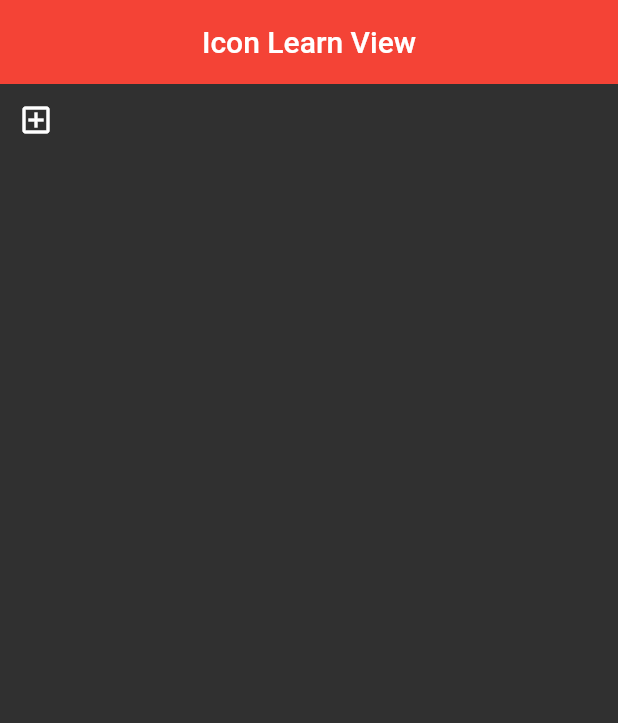
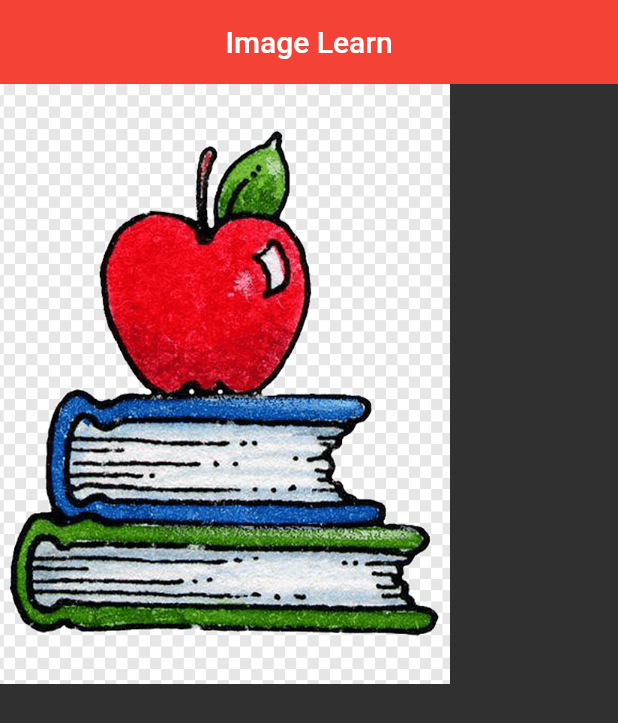
Before and after one commit to tolgaprm/TemeldenZirveyeFlutter, a Flutter app: the screen it shows after launch, on a phone screen of 412 x 824 dp. Shown: the top 723 px of the screen. Run offline on Flutter 3.47's test engine with Material 2 defaults, Android fonts, the phone set to English and light mode, and no system bars.

Commit message:
Learn stateless, Padding, Card widgets, Work with images

```diff
--- /dev/null
+++ b/lib/101/image_learn.dart
@@ -0,0 +1,42 @@
+import 'package:flutter/material.dart';
+
+class ImageLearn extends StatelessWidget {
+  const ImageLearn({super.key});
+
+  @override
+  Widget build(BuildContext context) {
+    return Scaffold(
+        appBar: AppBar(
+          title: Text('Image Learn'),
+        ),
+        body: Column(
+          children: [
+            SizedBox(
+                width: 300,
+                height: 400,
+                child: PngImage(name: ImageItems().appleWithBooks))
+          ],
+        ));
+  }
+}
+
+class ImageItems {
+  final String appleWithBooks = "apple_with_books";
+  final String foto = "foto";
+}
+
+class PngImage extends StatelessWidget {
+  const PngImage({super.key, required this.name});
+
+  final String name;
+
+  @override
+  Widget build(BuildContext context) {
+    return Image.asset(
+      _nameWithPath,
+      fit: BoxFit.cover,
+    );
+  }
+
+  String get _nameWithPath => "assets/$name.png";
+}
--- a/lib/main.dart
+++ b/lib/main.dart
@@ -1,8 +1,12 @@
 import 'package:ders1/101/Scaffold_learn.dart';
 import 'package:ders1/101/app_bar_learn.dart';
 import 'package:ders1/101/button_learn.dart';
+import 'package:ders1/101/card_learn.dart';
 import 'package:ders1/101/container_sized_box_learn.dart';
 import 'package:ders1/101/icon_learn.dart';
+import 'package:ders1/101/image_learn.dart';
+import 'package:ders1/101/padding_learn.dart';
+import 'package:ders1/101/stateless_widget_learn.dart';
 import 'package:ders1/101/text_learn_view.dart';
 import 'package:flutter/material.dart';
 
@@ -21,7 +25,7 @@ class MyApp extends StatelessWidget {
       theme: ThemeData.dark().copyWith(
           appBarTheme: const AppBarTheme(
               backgroundColor: Colors.red, elevation: 0, centerTitle: true)),
-      home: const IconLearnView(),
+      home: const ImageLearn(),
     );
   }
 }
--- a/pubspec.yaml
+++ b/pubspec.yaml
@@ -59,7 +59,9 @@ flutter:
   uses-material-design: true
 
   # To add assets to your application, add an assets section, like this:
-  # assets:
+  assets:
+    - assets/apple_with_books.png
+    - assets/foto.png
   #   - images/a_dot_burr.jpeg
   #   - images/a_dot_ham.jpeg
 
```
Also changed, not shown: lib/101/card_learn.dart (added, +69 -0 lines), lib/101/padding_learn.dart (added, +34 -0 lines), lib/101/stateless_widget_learn.dart (added, +52 -0 lines), assets/apple_with_books.png (added), assets/foto.png (added).
